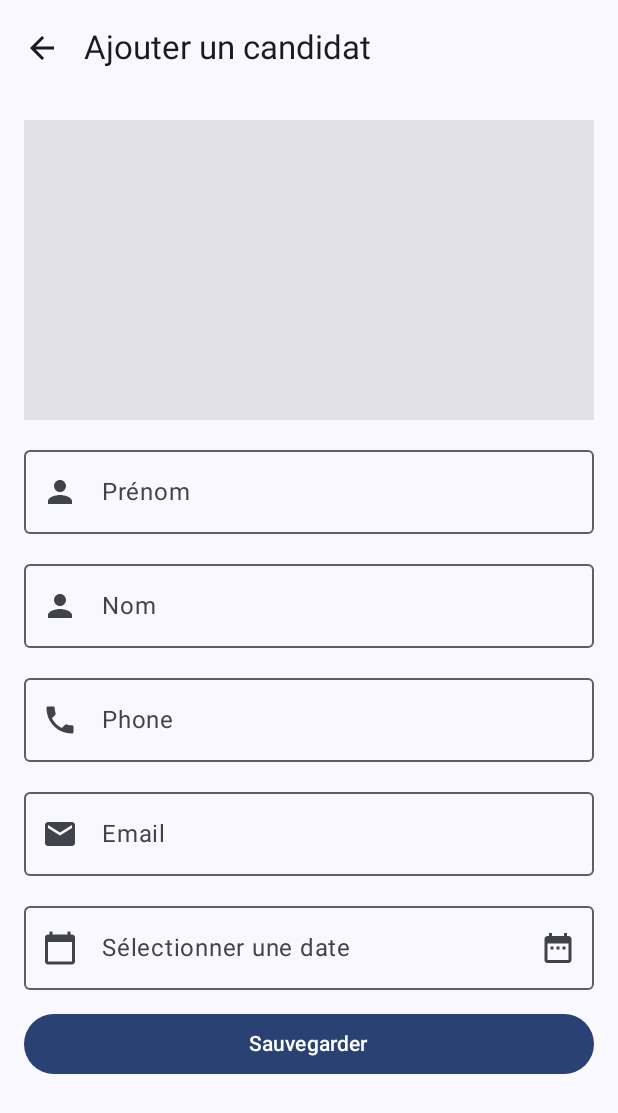
After one commit to luisgarcia96/vitesse, an Android app built with Jetpack Compose: the AddCandidateScreen screen opened through its navigation route, on a phone screen of 412 x 824 dp. The commit adds this screen. Shown: the top 1113 px of the screen. Run offline under Robolectric (Android 15) with nearby library versions, the phone set to English and light mode, and no system bars; our stand-ins replace Room's generated code.

Commit message:
Implement Basic Add screen (not connected)

```diff
--- a/app/build.gradle.kts
+++ b/app/build.gradle.kts
@@ -41,11 +41,16 @@ dependencies {
   implementation(libs.androidx.core.ktx)
   implementation(libs.androidx.lifecycle.runtime.ktx)
   implementation(libs.androidx.activity.compose)
+  implementation ("androidx.lifecycle:lifecycle-viewmodel-compose:2.6.1")
+  implementation ("androidx.compose.material:material-icons-extended:1.4.3")
   implementation(platform(libs.androidx.compose.bom))
   implementation(libs.androidx.ui)
   implementation(libs.androidx.ui.graphics)
   implementation(libs.androidx.ui.tooling.preview)
+  implementation(libs.androidx.ui.tooling)
   implementation(libs.androidx.material3)
+  // Compose Navigation
+  implementation ("androidx.navigation:navigation-compose:2.6.0")
   testImplementation(libs.junit)
   androidTestImplementation(libs.androidx.junit)
   androidTestImplementation(libs.androidx.espresso.core)
--- a/app/src/main/java/com/openclassrooms/vitesse/MainActivity.kt
+++ b/app/src/main/java/com/openclassrooms/vitesse/MainActivity.kt
@@ -4,44 +4,30 @@ import android.os.Bundle
 import androidx.activity.ComponentActivity
 import androidx.activity.compose.setContent
 import androidx.activity.enableEdgeToEdge
-import androidx.compose.foundation.layout.fillMaxSize
-import androidx.compose.foundation.layout.padding
-import androidx.compose.material3.Scaffold
-import androidx.compose.material3.Text
-import androidx.compose.runtime.Composable
-import androidx.compose.ui.Modifier
-import androidx.compose.ui.tooling.preview.Preview
+import androidx.room.Room
+import com.openclassrooms.vitesse.data.database.CandidateDatabase
+import com.openclassrooms.vitesse.presentation.navigation.AppNavGraph
 import com.openclassrooms.vitesse.ui.theme.VitesseTheme
 
 class MainActivity : ComponentActivity() {
   override fun onCreate(savedInstanceState: Bundle?) {
     super.onCreate(savedInstanceState)
     enableEdgeToEdge()
+
+    // build Room and grab DAO
+    val db = Room.databaseBuilder(
+      applicationContext,
+      CandidateDatabase::class.java,
+      "candidate_db"
+    )
+      .fallbackToDestructiveMigration()
+      .build()
+    val dao = db.dao
+
     setContent {
       VitesseTheme {
-        Scaffold(modifier = Modifier.fillMaxSize()) { innerPadding ->
-          Greeting(
-            name = "Android",
-            modifier = Modifier.padding(innerPadding)
-          )
-        }
+        AppNavGraph(candidateDao = dao)
       }
     }
   }
 }
-
-@Composable
-fun Greeting(name: String, modifier: Modifier = Modifier) {
-  Text(
-    text = "Hello $name!",
-    modifier = modifier
-  )
-}
-
-@Preview(showBackground = true)
-@Composable
-fun GreetingPreview() {
-  VitesseTheme {
-    Greeting("Android")
-  }
-}
--- /dev/null
+++ b/app/src/main/java/com/openclassrooms/vitesse/presentation/navigation/NavGraph.kt
@@ -0,0 +1,36 @@
+package com.openclassrooms.vitesse.presentation.navigation
+
+import androidx.compose.runtime.Composable
+import androidx.navigation.compose.NavHost
+import androidx.navigation.compose.composable
+import androidx.navigation.compose.rememberNavController
+import com.openclassrooms.vitesse.data.dao.CandidateDao
+import com.openclassrooms.vitesse.presentation.screens.candidates.add.AddCandidateScreen
+import com.openclassrooms.vitesse.presentation.screens.candidates.list.CandidatesListScreen
+
+object CandidateRoutes {
+  const val LIST = "candidates_list"
+  const val ADD  = "add_candidate"
+}
+
+@Composable
+fun AppNavGraph(
+  candidateDao: CandidateDao,
+  startDestination: String = CandidateRoutes.LIST
+) {
+  val navController = rememberNavController()
+
+  NavHost(navController, startDestination) {
+    composable(CandidateRoutes.LIST) {
+      CandidatesListScreen(
+        onAddCandidate = { navController.navigate(CandidateRoutes.ADD) }
+      )
+    }
+    composable(CandidateRoutes.ADD) {
+      AddCandidateScreen(
+        dao    = candidateDao,
+        onBack = { navController.popBackStack() }
+      )
+    }
+  }
+}
--- /dev/null
+++ b/app/src/main/java/com/openclassrooms/vitesse/presentation/screens/candidates/add/AddCandidateScreen.kt
@@ -0,0 +1,140 @@
+package com.openclassrooms.vitesse.presentation.screens.candidates.add
+
+import android.app.DatePickerDialog
+import androidx.compose.foundation.background
+import androidx.compose.foundation.clickable
+import androidx.compose.foundation.layout.*
+import androidx.compose.foundation.rememberScrollState
+import androidx.compose.foundation.text.KeyboardOptions
+import androidx.compose.foundation.verticalScroll
+import androidx.compose.material3.*
+import androidx.compose.material.icons.Icons
+import androidx.compose.material.icons.filled.*
+import androidx.compose.runtime.*
+import androidx.compose.ui.Alignment
+import androidx.compose.ui.Modifier
+import androidx.compose.ui.platform.LocalContext
+import androidx.compose.ui.text.input.KeyboardType
+import androidx.compose.ui.unit.dp
+import androidx.compose.runtime.collectAsState
+import com.openclassrooms.vitesse.data.dao.CandidateDao
+import java.time.LocalDate
+import java.time.format.DateTimeFormatter
+
+@OptIn(ExperimentalMaterial3Api::class)
+@Composable
+fun AddCandidateScreen(
+  dao: CandidateDao,
+  onBack: () -> Unit
+) {
+  // **SIMPLER VM INJECTION**:
+  val viewModel = remember { AddCandidateViewModel(dao) }
+
+  // collect state directly
+  val state by viewModel.state.collectAsState()
+
+  val context = LocalContext.current
+  var showDatePicker by remember { mutableStateOf(false) }
+
+  if (showDatePicker) {
+    DatePickerDialog(
+      context,
+      { _, year, month, day ->
+        viewModel.onEvent(AddCandidateEvent.SetBirthDate(LocalDate.of(year, month + 1, day)))
+        showDatePicker = false
+      },
+      state.birthDate?.year ?: LocalDate.now().year,
+      (state.birthDate?.monthValue?.minus(1)) ?: (LocalDate.now().monthValue - 1),
+      state.birthDate?.dayOfMonth ?: LocalDate.now().dayOfMonth
+    ).show()
+  }
+
+  Scaffold(
+    topBar = {
+      TopAppBar(
+        title = { Text("Ajouter un candidat") },
+        navigationIcon = {
+          IconButton(onClick = onBack) {
+            Icon(Icons.Default.ArrowBack, contentDescription = "Retour")
+          }
+        }
+      )
+    }
+  ) { padding ->
+    Column(
+      modifier = Modifier
+        .fillMaxSize()
+        .padding(padding)
+        .padding(16.dp)
+        .verticalScroll(rememberScrollState()),
+      verticalArrangement = Arrangement.spacedBy(12.dp)
+    ) {
+      Box(
+        modifier = Modifier
+          .fillMaxWidth()
+          .height(200.dp)
+          .background(MaterialTheme.colorScheme.onSurface.copy(alpha = 0.1f)),
+        contentAlignment = Alignment.Center
+      ) {
+        // TODO: image placeholder
+      }
+
+      OutlinedTextField(
+        value = state.firstName,
+        onValueChange = { viewModel.onEvent(AddCandidateEvent.SetFirstName(it)) },
+        label = { Text("Prénom") },
+        leadingIcon = { Icon(Icons.Default.Person, contentDescription = null) },
+        modifier = Modifier.fillMaxWidth()
+      )
+
+      OutlinedTextField(
+        value = state.lastName,
+        onValueChange = { viewModel.onEvent(AddCandidateEvent.SetLastName(it)) },
+        label = { Text("Nom") },
+        leadingIcon = { Icon(Icons.Default.Person, contentDescription = null) },
+        modifier = Modifier.fillMaxWidth()
+      )
+
+      OutlinedTextField(
+        value = state.phoneNumber,
+        onValueChange = { viewModel.onEvent(AddCandidateEvent.SetPhoneNumber(it)) },
+        label = { Text("Phone") },
+        leadingIcon = { Icon(Icons.Default.Phone, contentDescription = null) },
+        modifier = Modifier.fillMaxWidth(),
+        keyboardOptions = KeyboardOptions(keyboardType = KeyboardType.Phone)
+      )
+
+      OutlinedTextField(
+        value = state.email,
+        onValueChange = { viewModel.onEvent(AddCandidateEvent.SetEmail(it)) },
+        label = { Text("Email") },
+        leadingIcon = { Icon(Icons.Default.Email, contentDescription = null) },
+        modifier = Modifier.fillMaxWidth(),
+        keyboardOptions = KeyboardOptions(keyboardType = KeyboardType.Email)
+      )
+
+      OutlinedTextField(
+        value = state.birthDate?.format(DateTimeFormatter.ofPattern("dd/MM/yyyy")) ?: "",
+        onValueChange = {},
+        label = { Text("Sélectionner une date") },
+        leadingIcon = { Icon(Icons.Default.CalendarToday, contentDescription = null) },
+        trailingIcon = {
+          Icon(
+            Icons.Default.DateRange,
+            contentDescription = null,
+            modifier = Modifier.clickable { showDatePicker = true }
+          )
+        },
+        readOnly = true,
+        modifier = Modifier.fillMaxWidth()
+      )
+
+      Button(
+        onClick = { viewModel.onEvent(AddCandidateEvent.SaveCandidate) },
+        modifier = Modifier.fillMaxWidth()
+      ) {
+        Text("Sauvegarder")
+      }
+    }
+  }
+}
--- a/app/src/main/java/com/openclassrooms/vitesse/presentation/screens/candidates/add/AddCandidateViewModel.kt
+++ b/app/src/main/java/com/openclassrooms/vitesse/presentation/screens/candidates/add/AddCandidateViewModel.kt
@@ -5,6 +5,8 @@ import androidx.lifecycle.viewModelScope
 import com.openclassrooms.vitesse.data.dao.CandidateDao
 import com.openclassrooms.vitesse.data.entity.Candidate
 import kotlinx.coroutines.flow.MutableStateFlow
+import kotlinx.coroutines.flow.StateFlow
+import kotlinx.coroutines.flow.asStateFlow
 import kotlinx.coroutines.flow.update
 import kotlinx.coroutines.launch
 
@@ -13,10 +15,12 @@ class AddCandidateViewModel(
 ): ViewModel() {
 
   private val _state = MutableStateFlow(AddCandidateState())
+  val state: StateFlow<AddCandidateState> = _state.asStateFlow()
 
   fun onEvent(event: AddCandidateEvent) {
     when (event) {
       AddCandidateEvent.Cancel -> TODO()
+
       AddCandidateEvent.SaveCandidate -> {
         val firstName = _state.value.firstName
         val lastName = _state.value.lastName
--- /dev/null
+++ b/app/src/main/java/com/openclassrooms/vitesse/presentation/screens/candidates/list/CandidatesListScreen.kt
@@ -0,0 +1,42 @@
+package com.openclassrooms.vitesse.presentation.screens.candidates.list
+
+import androidx.compose.foundation.layout.Arrangement
+import androidx.compose.foundation.layout.Column
+import androidx.compose.foundation.layout.fillMaxSize
+import androidx.compose.foundation.layout.padding
+import androidx.compose.material3.Button
+import androidx.compose.material3.ExperimentalMaterial3Api
+import androidx.compose.material3.Scaffold
+import androidx.compose.material3.Text
+import androidx.compose.material3.TopAppBar
+import androidx.compose.runtime.Composable
+import androidx.compose.ui.Modifier
+import androidx.compose.ui.unit.dp
+
+@OptIn(ExperimentalMaterial3Api::class)
+@Composable
+fun CandidatesListScreen(
+  onAddCandidate: () -> Unit
+) {
+  Scaffold(
+    topBar = {
+      TopAppBar(title = { Text("Liste des candidats") })
+    },
+    floatingActionButton = {
+      Button(onClick = onAddCandidate) {
+        Text("Ajouter")
+      }
+    }
+  ) { padding ->
+    Column(
+      modifier = Modifier
+        .fillMaxSize()
+        .padding(padding)
+        .padding(16.dp),
+      verticalArrangement = Arrangement.Top
+    ) {
+      // TODO: Replace with your LazyColumn of candidates
+      Text("Ici apparaît la liste des candidats")
+    }
+  }
+}
```
